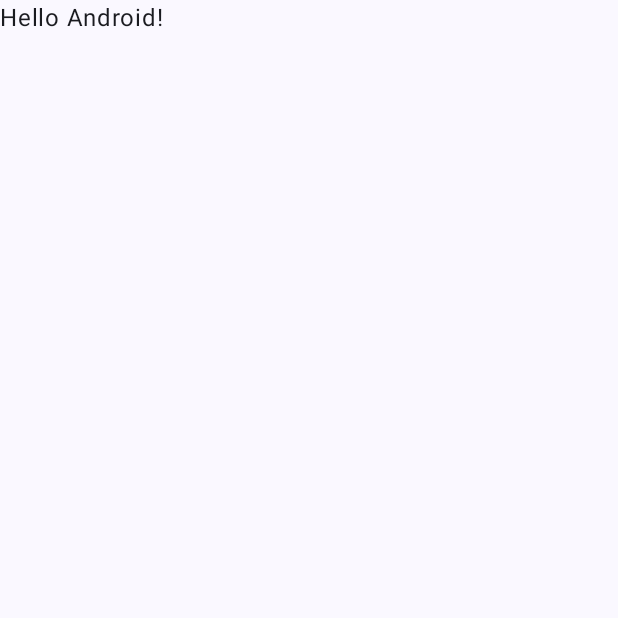
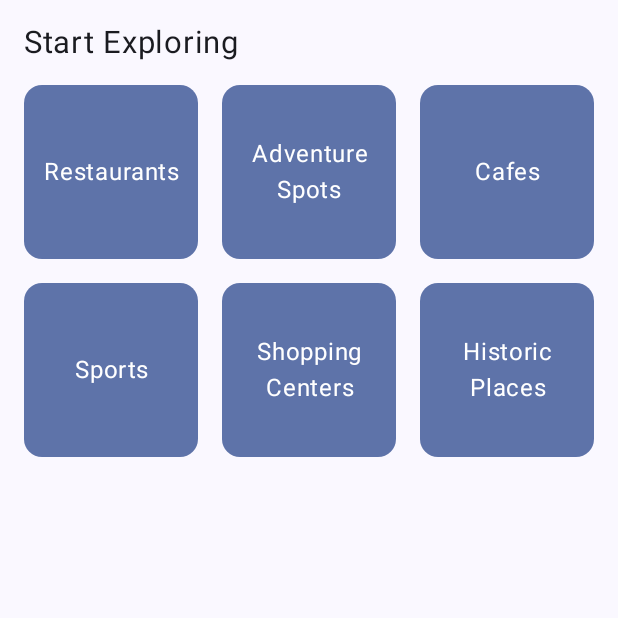
Before and after one commit to joyrack/Vellore-Tourism, an Android app built with Jetpack Compose: the screen it shows after launch (MainActivity), on a phone screen of 412 x 824 dp, the top half of it. Before the commit the part shown is almost empty. Run offline under Robolectric (Android 15) with nearby library versions, the phone set to English and light mode, and no system bars; our stand-ins replace window size class.

Commit message:
add: screen layouts created

```diff
--- a/app/build.gradle.kts
+++ b/app/build.gradle.kts
@@ -66,4 +66,6 @@ dependencies {
     androidTestImplementation("androidx.compose.ui:ui-test-junit4")
     debugImplementation("androidx.compose.ui:ui-tooling")
     debugImplementation("androidx.compose.ui:ui-test-manifest")
+
+    implementation("androidx.compose.material3:material3-window-size-class")
 }
--- a/app/src/main/java/com/example/velloretourism/MainActivity.kt
+++ b/app/src/main/java/com/example/velloretourism/MainActivity.kt
@@ -7,12 +7,19 @@ import androidx.compose.foundation.layout.fillMaxSize
 import androidx.compose.material3.MaterialTheme
 import androidx.compose.material3.Surface
 import androidx.compose.material3.Text
+import androidx.compose.material3.windowsizeclass.ExperimentalMaterial3WindowSizeClassApi
+import androidx.compose.material3.windowsizeclass.calculateWindowSizeClass
 import androidx.compose.runtime.Composable
 import androidx.compose.ui.Modifier
 import androidx.compose.ui.tooling.preview.Preview
+import com.example.velloretourism.data.local.LocalPlacesDataProvider
+import com.example.velloretourism.ui.CategoryScreen
+import com.example.velloretourism.ui.PlaceDetailPreview
+import com.example.velloretourism.ui.PlacesList
 import com.example.velloretourism.ui.theme.VelloreTourismTheme
 
 class MainActivity : ComponentActivity() {
+    @OptIn(ExperimentalMaterial3WindowSizeClassApi::class)
     override fun onCreate(savedInstanceState: Bundle?) {
         super.onCreate(savedInstanceState)
         setContent {
@@ -22,7 +29,11 @@ class MainActivity : ComponentActivity() {
                     modifier = Modifier.fillMaxSize(),
                     color = MaterialTheme.colorScheme.background
                 ) {
-                    Greeting("Android")
+                    val windowSize = calculateWindowSizeClass(activity = this)
+                    CategoryScreen(
+                        windowWidthSizeClass = windowSize.widthSizeClass,
+                        onCategoryClick = {}
+                    )
                 }
             }
         }
--- /dev/null
+++ b/app/src/main/java/com/example/velloretourism/data/local/LocalCategoriesDataProvider.kt
@@ -0,0 +1,14 @@
+package com.example.velloretourism.data.local
+
+import com.example.velloretourism.R
+
+object LocalCategoriesDataProvider {
+    val allCategories = listOf(
+        R.string.restaurants,
+        R.string.adventure_spots,
+        R.string.cafes,
+        R.string.sports,
+        R.string.shopping_centers,
+        R.string.historic_places
+    )
+}
--- /dev/null
+++ b/app/src/main/java/com/example/velloretourism/ui/CategoryScreen.kt
@@ -0,0 +1,153 @@
+package com.example.velloretourism.ui
+
+import androidx.compose.foundation.layout.Arrangement
+import androidx.compose.foundation.layout.Box
+import androidx.compose.foundation.layout.Column
+import androidx.compose.foundation.layout.PaddingValues
+import androidx.compose.foundation.layout.aspectRatio
+import androidx.compose.foundation.layout.fillMaxSize
+import androidx.compose.foundation.layout.fillMaxWidth
+import androidx.compose.foundation.layout.padding
+import androidx.compose.foundation.layout.width
+import androidx.compose.foundation.lazy.grid.GridCells
+import androidx.compose.foundation.lazy.grid.GridItemSpan
+import androidx.compose.foundation.lazy.grid.LazyGridItemScope
+import androidx.compose.foundation.lazy.grid.LazyGridScope
+import androidx.compose.foundation.lazy.grid.LazyVerticalGrid
+import androidx.compose.foundation.lazy.grid.items
+import androidx.compose.foundation.rememberScrollState
+import androidx.compose.foundation.verticalScroll
+import androidx.compose.material3.Card
+import androidx.compose.material3.CardDefaults
+import androidx.compose.material3.ExperimentalMaterial3Api
+import androidx.compose.material3.MaterialTheme
+import androidx.compose.material3.Scaffold
+import androidx.compose.material3.Text
+import androidx.compose.material3.windowsizeclass.WindowWidthSizeClass
+import androidx.compose.runtime.Composable
+import androidx.compose.ui.Alignment
+import androidx.compose.ui.Modifier
+import androidx.compose.ui.input.key.Key.Companion.W
+import androidx.compose.ui.res.stringResource
+import androidx.compose.ui.text.style.TextAlign
+import androidx.compose.ui.tooling.preview.Preview
+import androidx.compose.ui.unit.Dp
+import androidx.compose.ui.unit.TextUnit
+import androidx.compose.ui.unit.dp
+import androidx.compose.ui.unit.sp
+import com.example.velloretourism.data.Category
+import com.example.velloretourism.data.local.LocalCategoriesDataProvider
+
+@Composable
+fun CategoryScreen(
+    windowWidthSizeClass: WindowWidthSizeClass,
+    onCategoryClick: (Category) -> Unit,
+    modifier: Modifier = Modifier
+) {
+    val categoryList = LocalCategoriesDataProvider.allCategories.map { category -> stringResource(id = category) }
+
+    val spacing : Dp
+    val columnSize : Dp
+    val fontSize: TextUnit
+
+    when(windowWidthSizeClass) {
+        WindowWidthSizeClass.Compact -> {
+            spacing = 16.dp
+            columnSize = 110.dp
+            fontSize = 16.sp
+        }
+        WindowWidthSizeClass.Medium -> {
+            spacing = 32.dp
+            columnSize = 170.dp
+            fontSize = 20.sp
+        }
+        WindowWidthSizeClass.Expanded -> {
+            spacing = 56.dp
+            columnSize = 240.dp
+            fontSize = 24.sp
+        }
+        else -> {
+            spacing = 16.dp
+            columnSize = 110.dp
+            fontSize = 16.sp
+        }
+    }
+
+    LazyVerticalGrid(
+        columns = GridCells.Adaptive(minSize = columnSize),
+        modifier = modifier,
+        contentPadding = PaddingValues(spacing),
+        verticalArrangement = Arrangement.spacedBy(spacing),
+        horizontalArrangement = Arrangement.spacedBy(spacing),
+    ) {
+        header {
+            Text(
+                "Start Exploring",
+                fontSize = fontSize.times(1.3f)
+            )
+        }
+        items(categoryList) {
+            CategoryCard(
+                categoryName = it,
+                onCategoryClick = {},
+                modifier = Modifier.aspectRatio(1f),
+                fontSize = fontSize
+            )
+        }
+    }
+
+
+}
+
+@OptIn(ExperimentalMaterial3Api::class)
+@Composable
+fun CategoryCard(
+    categoryName: String,
+    onCategoryClick: (Category) -> Unit,
+    modifier: Modifier = Modifier,
+    fontSize: TextUnit
+) {
+    Card(
+        onClick = {},
+        colors = CardDefaults.cardColors(MaterialTheme.colorScheme.primaryContainer),
+        modifier = modifier
+    ) {
+        Box(
+            modifier = Modifier
+                .fillMaxSize()
+                .padding(12.dp),
+            contentAlignment = Alignment.Center
+        ) {
+            Text(
+                categoryName,
+                textAlign = TextAlign.Center,
+                fontSize = fontSize
+            )
+        }
+    }
+}
+
+@OptIn(ExperimentalMaterial3Api::class)
+@Preview(showBackground = true, widthDp = 1000)
+@Composable
+fun CategoryScreenExpandedPreview() {
+    CategoryScreen(windowWidthSizeClass = WindowWidthSizeClass.Expanded, onCategoryClick = {})
+}
+
+@Preview(showBackground = true, widthDp = 700)
+@Composable
+fun CategoryScreenMediumPreview() {
+    CategoryScreen(windowWidthSizeClass = WindowWidthSizeClass.Medium, onCategoryClick = {})
+}
+
+@Preview(showBackground = true)
+@Composable
+fun CategoryScreenCompactPreview() {
+    CategoryScreen(windowWidthSizeClass = WindowWidthSizeClass.Compact, onCategoryClick = {})
+}
+
+fun LazyGridScope.header(
+    content: @Composable LazyGridItemScope.() -> Unit
+) {
+    item(span = { GridItemSpan(this.maxLineSpan) }, content = content)
+}
--- /dev/null
+++ b/app/src/main/java/com/example/velloretourism/ui/Utils/ContentType.kt
@@ -0,0 +1,5 @@
+package com.example.velloretourism.ui.Utils
+
+enum class ContentType {
+    LIST_ONLY, LIST_AND_DETAIL
+}
--- a/app/src/main/res/values/strings.xml
+++ b/app/src/main/res/values/strings.xml
@@ -1,7 +1,15 @@
 <resources>
     <string name="app_name">Vellore Tourism</string>
 
-    <string name="chocolate_room_description">Lorem Ipsum is simply dummy text of the printing and typesetting industry. Lorem Ipsum has been the industry's standard dummy text ever since the 1500s, when an unknown printer took a galley of type and scrambled it to make a type specimen book. It has survived not only five centuries, but also the leap into electronic typesetting, remaining essentially unchanged.</string>
+    <string name="restaurants">Restaurants</string>
+    <string name="adventure_spots">Adventure Spots</string>
+    <string name="cafes">Cafes</string>
+    <string name="sports">Sports</string>
+    <string name="shopping_centers">Shopping Centers</string>
+    <string name="historic_places">Historic Places</string>
+
+
+    <string name="chocolate_room_description">Lorem Ipsum is simply dummy text of the printing and typesetting industry. Lorem Ipsum has been the industry\'s standard dummy text ever since the 1500s, when an unknown printer took a galley of type and scrambled it to make a type specimen book. It has survived not only five centuries, but also the leap into electronic typesetting, remaining essentially unchanged.</string>
     <string name="chocolate_room_name">Chocolate Room</string>
     <string name="chocolate_room_menu">https://www.zomato.com/vellore/the-chocolate-room-katpadi/menu</string>
 </resources>
```
Also changed, not shown: app/src/main/java/com/example/velloretourism/HomeScreen.kt (added, +26 -0 lines), app/src/main/java/com/example/velloretourism/data/local/LocalPlacesDataProvider.kt (+4 -4 lines), app/src/main/java/com/example/velloretourism/ui/PlaceScreen.kt (added, +255 -0 lines), app/src/main/res/drawable/avatar_0.jpg (added).
